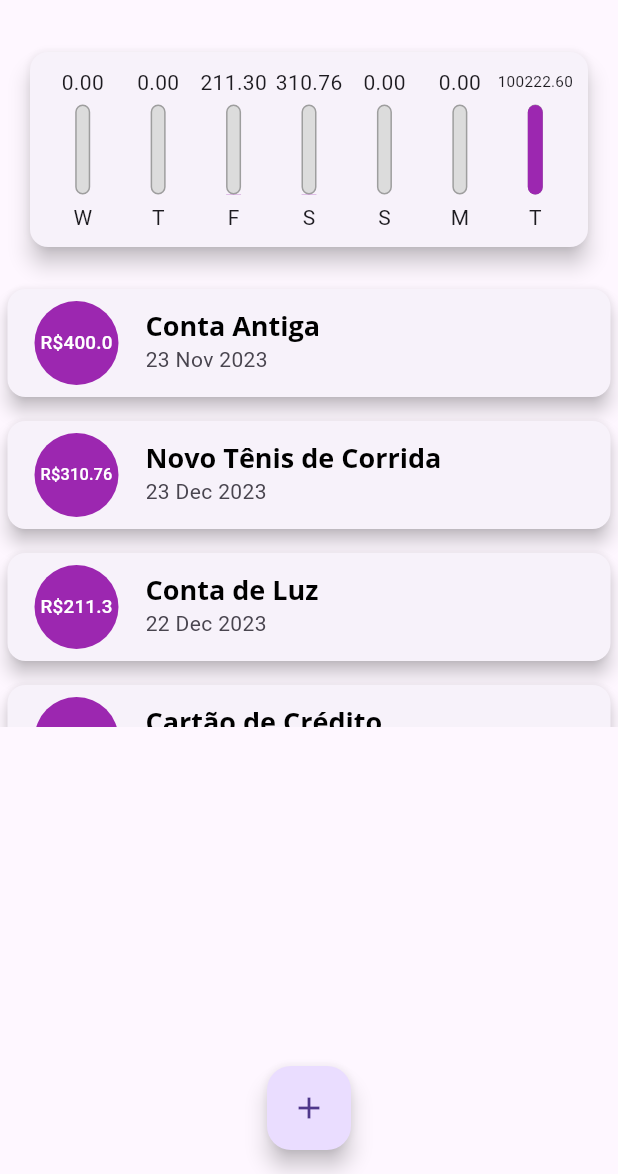
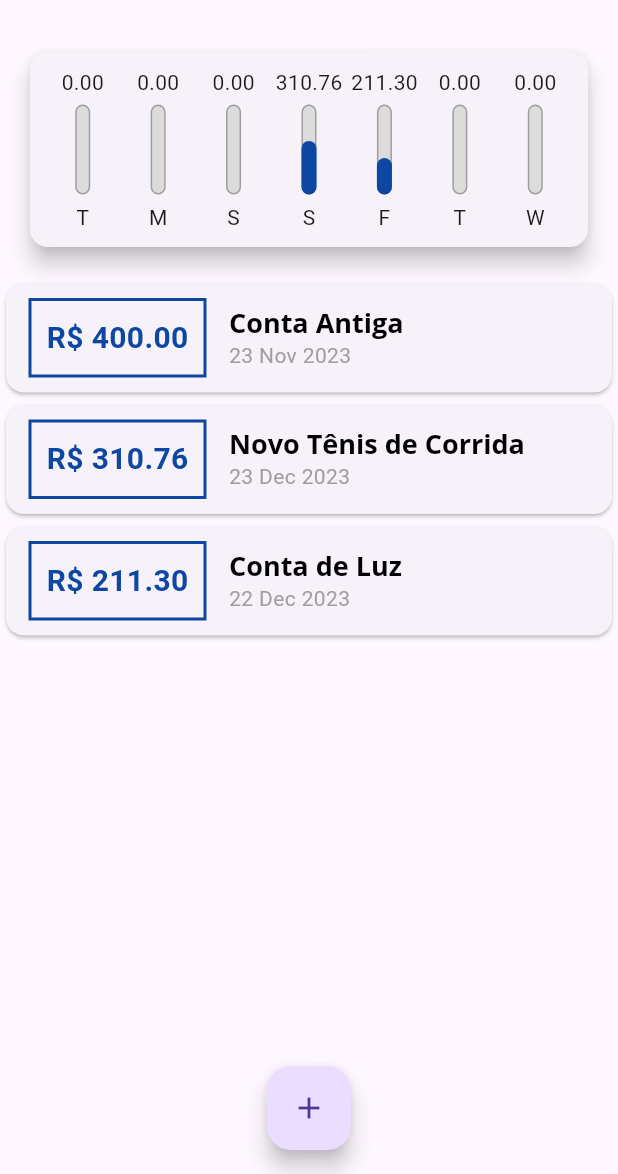
Before and after one commit to Hudsonrb77/DespesasApp_Flutter, a Flutter app: the screen it shows after launch, on a phone screen of 412 x 824 dp, the part 62-1236 px from its top. Run offline on Flutter 3.47's test engine with Material 3 defaults, Android fonts, the phone set to English and light mode, and no system bars.

Commit message:
Retomando e alterando o tema.

```diff
--- a/lib/components/chart.dart
+++ b/lib/components/chart.dart
@@ -30,7 +30,7 @@ class Chart extends StatelessWidget {
         'day': DateFormat.E().format(weekDay)[0],
         'value': totalSum,
       };
-    }).reversed.toList();
+    });
   }
 
   double get _weekTotalValue {
--- a/lib/components/chart_bar.dart
+++ b/lib/components/chart_bar.dart
@@ -16,11 +16,8 @@ class ChartBar extends StatelessWidget {
   Widget build(BuildContext context) {
     return Column(
       children: [
-        SizedBox(
-          height: 20,
-          child: FittedBox(
-            child: Text('${value!.toStringAsFixed(2)}'),
-          ),
+        FittedBox(
+          child: Text(value!.toStringAsFixed(2)),
         ),
         const SizedBox(height: 5),
         SizedBox(
--- a/lib/components/transaction_list.dart
+++ b/lib/components/transaction_list.dart
@@ -34,34 +34,45 @@ class TransactionList extends StatelessWidget {
               itemBuilder: (ctx, index) {
                 final tr = transactions[index];
                 return Card(
-                  elevation: 5,
+                  child: Row(
+                    children: [
+                      Container(
                         margin: const EdgeInsets.symmetric(
-                    vertical: 8,
-                    horizontal: 5,
+                          horizontal: 15,
+                          vertical: 10,
                         ),
-                  child: ListTile(
-                    leading: CircleAvatar(
-                      backgroundColor: Colors.purple,
-                      radius: 30,
-                      child: Padding(
-                        padding: const EdgeInsets.all(6),
-                        child: FittedBox(
+                        decoration: BoxDecoration(
+                          border: Border.all(
+                            color: Theme.of(context).colorScheme.primary,
+                            width: 2,
+                          ),
+                        ),
+                        padding: const EdgeInsets.all(10),
                         child: Text(
-                            'R\$${tr.value}',
-                            style: const TextStyle(
-                              color: Colors.white,
+                          'R\$ ${tr.value.toStringAsFixed(2)}',
+                          style: TextStyle(
+                            fontWeight: FontWeight.bold,
+                            fontSize: 20,
+                            color: Theme.of(context).colorScheme.primary,
                           ),
                         ),
                       ),
-                      ),
-                    ),
-                    title: Text(
+                      Column(
+                        crossAxisAlignment: CrossAxisAlignment.start,
+                        children: [
+                          Text(
                             tr.title,
                             style: Theme.of(context).textTheme.headline6,
                           ),
-                    subtitle: Text(
+                          Text(
                             DateFormat('d MMM y').format(tr.date),
+                            style: const TextStyle(
+                              color: Colors.grey,
                             ),
+                          ),
+                        ],
+                      ),
+                    ],
                   ),
                 );
               },
--- a/lib/main.dart
+++ b/lib/main.dart
@@ -1,7 +1,7 @@
 import 'package:flutter/material.dart';
 import 'dart:math';
-import 'components/transaction_form.dart';
 import 'components/transaction_list.dart';
+import 'package:expenses/components/transaction_form.dart';
 import 'components/chart.dart';
 import 'models/transaction.dart';
 
@@ -17,8 +17,8 @@ class ExpensesApp extends StatelessWidget {
       home: const MyHomePage(),
       theme: tema.copyWith(
         colorScheme: tema.colorScheme.copyWith(
-          primary: Colors.purple,
-          secondary: Colors.amber,
+          primary: Colors.blue[900],
+          secondary: Colors.amber[800],
         ),
         textTheme: tema.textTheme.copyWith(
           headline6: const TextStyle(
@@ -66,18 +66,6 @@ class _MyHomePageState extends State<MyHomePage> {
       title: 'Conta de Luz',
       value: 211.30,
       date: DateTime.now().subtract(const Duration(days: 4)),
-    ),
-    Transaction(
-      id: 't3',
-      title: 'Cartão de Crédito',
-      value: 100211.30,
-      date: DateTime.now(),
-    ),
-    Transaction(
-      id: 't4',
-      title: 'Lanche',
-      value: 11.30,
-      date: DateTime.now(),
     ),
   ];
 
```
Also changed, not shown: main_final.dart (deleted, +0 -56 lines). Lines whose indentation alone changed are shown as unchanged.
